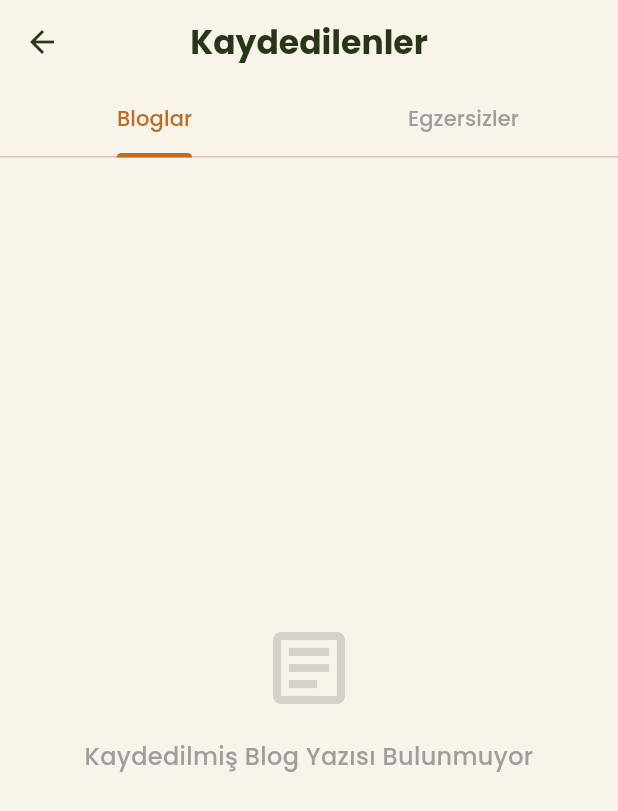
After one commit to SudeAkdag/MOYA, a Flutter app: the RecordedScreen screen opened directly, on a phone screen of 412 x 824 dp. The commit adds this screen. Shown: the top 811 px of the screen. Run offline on Flutter 3.47's test engine with Material 3 defaults, Android fonts, the phone set to English and light mode, and no system bars; our stand-ins replace equatable, flutter_bloc, google_fonts, shared_preferences; accounts and stored records are empty; network calls fail.

Commit message:
Kaydedilenler sayfasi duzenlendi

```diff
--- a/lib/presentation/screens/favorites/favorites_screen.dart
+++ /dev/null
@@ -1,38 +0,0 @@
-import 'package:flutter/material.dart';
-
-class FavoritesScreen extends StatelessWidget {
-  const FavoritesScreen({super.key});
-
-  @override
-  Widget build(BuildContext context) {
-    // Mevcut temanın renklerine erişiyoruz
-    final theme = Theme.of(context);
-
-    return DefaultTabController(
-      length: 3,
-      child: Scaffold(
-        appBar: AppBar(
-          title: const Text("Favorilerim"),
-          bottom: TabBar(
-            // ARTIK SABİT RENK DEĞİL, TEMANIN ANA RENGİNİ KULLANIYORUZ
-            labelColor: theme.primaryColor,
-            unselectedLabelColor: Colors.grey,
-            indicatorColor: theme.primaryColor,
-            tabs: const [
-              Tab(text: "Bloglar"),
-              Tab(text: "Egzersizler"),
-              Tab(text: "Müzikler"),
-            ],
-          ),
-        ),
-        body: const TabBarView(
-          children: [
-            Center(child: Text("Favori Blog Yazıları")),
-            Center(child: Text("Favori Egzersizler")),
-            Center(child: Text("Favori Müzikler")),
-          ],
-        ),
-      ),
-    );
-  }
-}
--- a/lib/presentation/screens/main_wrapper.dart
+++ b/lib/presentation/screens/main_wrapper.dart
@@ -6,7 +6,7 @@ import 'music/music_screen.dart';
 import 'blog/blog_screen.dart';
 import 'meditation/meditation_screen.dart';
 import 'profile/profile_screen.dart';
-import 'favorites/favorites_screen.dart';
+import 'recording/recorded_screen.dart';
 import 'chatbot/chatbot_screen.dart';
 import 'settings/settings_screen.dart';
 import 'package:moya/presentation/screens/calendar/calendar_screen.dart';
@@ -41,7 +41,7 @@ class _MainWrapperState extends State<MainWrapper> {
       const BlogScreen(), // 4 -> Nav Bar 4
       // Alt kısımdakiler SideMenu'dan erişilenler
       const ProfileScreen(), // 5
-      const FavoritesScreen(), // 6
+      const RecordedScreen(), // 6
       const ChatbotScreen(), // 7
       const MeditationScreen(), // 8
       const SettingsScreen(), // 9
--- /dev/null
+++ b/lib/presentation/screens/recording/recorded_screen.dart
@@ -0,0 +1,50 @@
+import 'package:flutter/material.dart';
+import 'package:moya/presentation/screens/recording/widgets/saved_placeholder.dart';
+// Yeni oluşturduğun widget'ı buraya import etmeyi unutma
+
+
+class RecordedScreen extends StatelessWidget {
+  const RecordedScreen({super.key});
+
+  @override
+  Widget build(BuildContext context) {
+    // Mevcut temanın renklerine erişiyoruz
+    final theme = Theme.of(context);
+
+    return DefaultTabController(
+      length: 2, // Bloglar ve Egzersizler için 2 sekme
+      child: Scaffold(
+        appBar: AppBar(
+          centerTitle: true,
+          title: const Text(
+            "Kaydedilenler",
+            style: TextStyle(fontWeight: FontWeight.bold),
+          ),
+          bottom: TabBar(
+            labelColor: theme.primaryColor,
+            unselectedLabelColor: Colors.grey,
+            indicatorColor: theme.primaryColor,
+            indicatorWeight: 3,
+            tabs: const [
+              Tab(text: "Bloglar"),
+              Tab(text: "Egzersizler"),
+            ],
+          ),
+        ),
+        body: const TabBarView(
+          children: [
+            // Merkezi widget'ımızı kullanıyoruz
+            EmptyStateView(
+              message: "Kaydedilmiş Blog Yazısı Bulunmuyor",
+              icon: Icons.article_outlined,
+            ),
+            EmptyStateView(
+              message: "Kaydedilmiş Egzersiz Bulunmuyor",
+              icon: Icons.fitness_center_outlined,
+            ),
+          ],
+        ),
+      ),
+    );
+  }
+}
--- /dev/null
+++ b/lib/presentation/screens/recording/widgets/saved_placeholder.dart
@@ -0,0 +1,42 @@
+import 'package:flutter/material.dart';
+
+/// Clean Code: Uygulama genelinde listelerin boş olduğu durumlarda
+/// tutarlı bir görünüm sağlamak için kullanılan merkezi widget.
+class EmptyStateView extends StatelessWidget {
+  final String message;
+  final IconData? icon;
+
+  const EmptyStateView({
+    super.key,
+    required this.message,
+    this.icon,
+  });
+
+  @override
+  Widget build(BuildContext context) {
+    return Center(
+      child: Column(
+        mainAxisAlignment: MainAxisAlignment.center,
+        children: [
+          if (icon != null) ...[
+            Icon(
+              icon,
+              size: 64,
+              color: Colors.grey.withAlpha(100),
+            ),
+            const SizedBox(height: 16),
+          ],
+          Text(
+            message,
+            textAlign: TextAlign.center,
+            style: const TextStyle(
+              color: Colors.grey,
+              fontSize: 16,
+              fontWeight: FontWeight.w500,
+            ),
+          ),
+        ],
+      ),
+    );
+  }
+}
```
